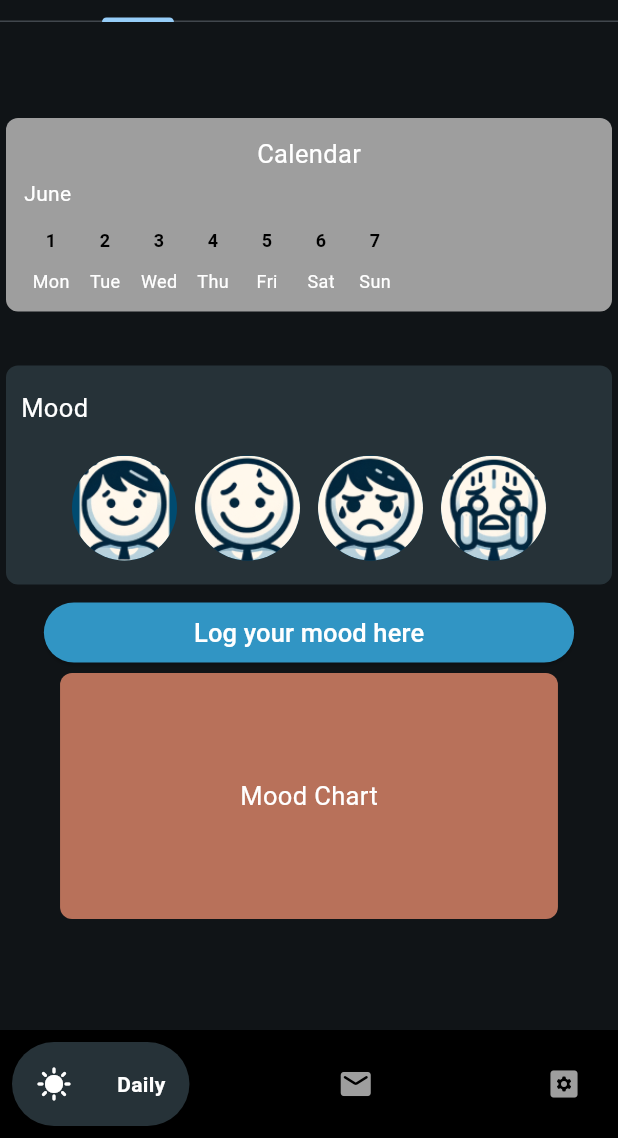
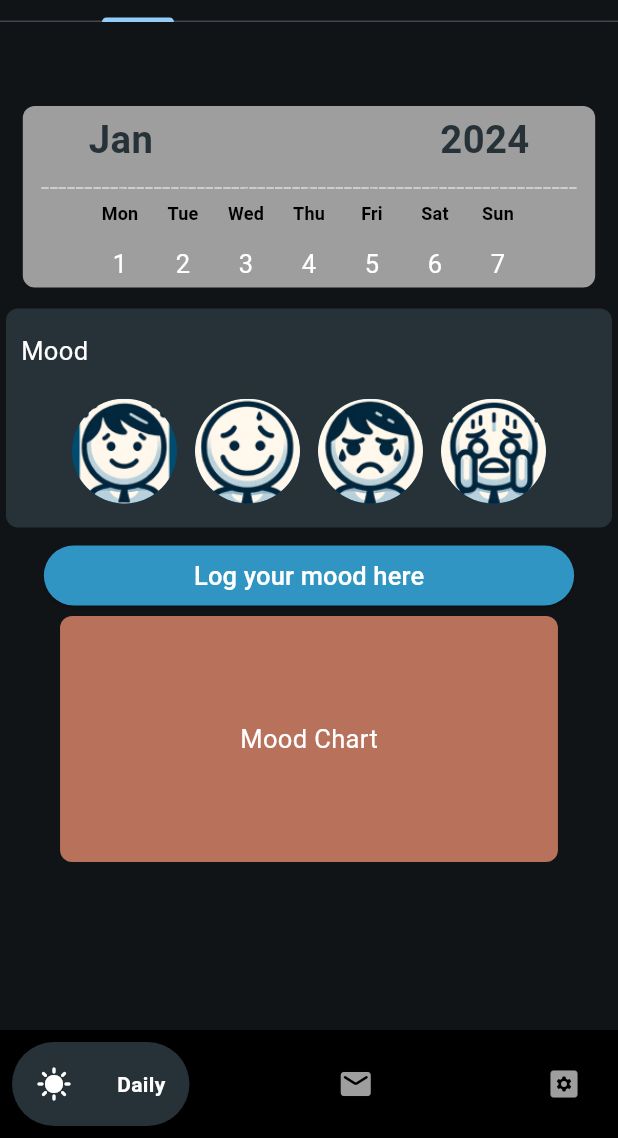
Before and after one commit to 51FanZzz/Mindease, a Flutter app: the MainSelection screen opened directly, on a phone screen of 412 x 824 dp, the part 98-1236 px from its top. Run offline on Flutter 3.47's test engine with Material 3 defaults, Android fonts, the phone set to English and light mode, and no system bars; drawn by our look-alikes of google_nav_bar.

Commit message:
Update DailyRoutine
Fixed and completeDailyTrackerPage. Now updated the basics of Routine page. Assets photo added

```diff
--- a/lib/DailyEntertainmentPage.dart
+++ b/lib/DailyEntertainmentPage.dart
@@ -5,9 +5,6 @@ class DailyEntertainmentPage extends StatelessWidget{
   @override
   Widget build(BuildContext context) {
     return Scaffold(
-      appBar: AppBar(
-        title: Text('Entertainment'),
-      ),
       body: Center(
         child: Text('Entertainment page'),
       ),
--- a/lib/DailyMonitorPage.dart
+++ b/lib/DailyMonitorPage.dart
@@ -1,13 +1,10 @@
 import 'package:flutter/cupertino.dart';
 import 'package:flutter/material.dart';
 
-class daily_monitor extends StatelessWidget{
+class DailyMonitorPage extends StatelessWidget{
   @override
   Widget build(BuildContext context) {
     return Scaffold(
-      appBar: AppBar(
-        title: Text('Monitor'),
-      ),
       body: Center(
         child: Text('Monitor Page'),
       ),
--- a/lib/DailyTrackerPage.dart
+++ b/lib/DailyTrackerPage.dart
@@ -1,5 +1,4 @@
 
-import 'package:fl_chart/fl_chart.dart';
 import 'package:flutter/cupertino.dart';
 import 'package:flutter/material.dart';
 import 'package:flutter/widgets.dart';
@@ -8,7 +7,6 @@ import 'package:ocd_app/main.dart';
 class DailyTrackerPage extends StatelessWidget {
   @override
   Widget build(BuildContext context) {
-    const double widgetTitleFontSize = 17;
 
     final List<String> moodImages = [
       'assets/images/Mood_normal.png',
@@ -36,33 +34,33 @@ class DailyTrackerPage extends StatelessWidget {
            Align(
             alignment: Alignment.topCenter,
             child: Container(
-                margin: EdgeInsets.symmetric(horizontal: 4.0, vertical: 8.0),
-                padding: EdgeInsets.symmetric(horizontal:12.0,vertical: 12.0), // the smaller the number the thinner vertically
+                margin: EdgeInsets.symmetric(horizontal: 4.0),
+                padding: EdgeInsets.symmetric(horizontal:12.0,vertical: 4.0), // the smaller the number the thinner vertically
                 decoration: BoxDecoration(
                   color: Grey,
                   borderRadius: BorderRadius.circular(8.0),
                 ),
                 child: Column(
-                  crossAxisAlignment: CrossAxisAlignment.start,
+                  crossAxisAlignment: CrossAxisAlignment.center,
                   children: [
-                    Center(
-                      child: Text(
-                        'Calendar',
+                       Text(
+                        'Jan                             2024',
+                        style: TextStyle(
+                          color: BlueGrey,
+                          fontSize: widgetTitleFontSize*1.5,
+                          fontWeight: FontWeight.bold,
+                        ),
+                      ),
+                      SizedBox(
+                        height: 15,
+                        child: Text('--------------------------------------------------------------',
                         style: TextStyle(
                           color: White,
-                          fontSize: widgetTitleFontSize,
+                          fontSize: 20
+                         )
                         ),
                       ),
-                    ),
-                    SizedBox(height: 4.0,),
-                    Text(
-                    'June',
-                    style: TextStyle(
-                      color: White,
-                      fontSize: 14.0,
-                    ),
-                  ),
-                  SizedBox(height: 8.0,),
+
                   SingleChildScrollView(
                     scrollDirection: Axis.horizontal,
                     child: Row(
@@ -77,10 +75,10 @@ class DailyTrackerPage extends StatelessWidget {
                             child: Column(
                               children: [
                                 CircleAvatar(
-                                  radius: 14.0,
+                                  radius: 17.0, // Adjust the size of overall elements in this page
                                   backgroundColor: Grey,
                                   child: Text(
-                                    dateNum[index],
+                                    weekDays[index],
                                     style: TextStyle(
                                       color: Black,
                                       fontSize: 12.0,
@@ -91,10 +89,10 @@ class DailyTrackerPage extends StatelessWidget {
                                 ),
                                 SizedBox(height: 4.0),
                                 Text(
-                                  weekDays[index],
+                                  dateNum[index],
                                   style: TextStyle(
                                     color: White,
-                                    fontSize: 12.0,
+                                    fontSize: 17.0,
                                   ),
                                 ),
                              ],
@@ -111,7 +109,7 @@ class DailyTrackerPage extends StatelessWidget {
               ),
              ),
 
-          SizedBox(height: normalSizedGap),
+          SizedBox(height: 6),
           Container(
             margin:EdgeInsets.symmetric(horizontal: 4.0, vertical: 8.0),
             padding: EdgeInsets.symmetric(horizontal: 10.0, vertical: 16.0),
--- a/lib/MainSelection.dart
+++ b/lib/MainSelection.dart
@@ -1,10 +1,12 @@
 import 'package:flutter/material.dart';
 import 'package:google_nav_bar/google_nav_bar.dart';
+import 'package:ocd_app/DailyMonitorPage.dart';
 import 'package:ocd_app/DailyRoutinePage.dart';
 import 'package:ocd_app/MainSocial.dart';
 import 'package:ocd_app/DailyTrackerPage.dart';
 import 'package:ocd_app/main.dart';
 import 'package:ocd_app/Profile.dart';
+import 'DailyEntertainmentPage.dart';
 import 'Settings.dart';
 
 
@@ -92,9 +94,9 @@ class _MainSelection extends State<MainSelection> with SingleTickerProviderState
           controller: _tabController,
             children: [
               DailyTrackerPage(),
-              Center(child: Text('Routine Support Page')),
-              Center(child: Text('Progress Monitor Pagelsalsl')),
-              Center(child: Text('Entertainment and Relaxation Page')),
+              DailyRoutinePage(),
+              DailyMonitorPage(),
+              DailyEntertainmentPage(),
                        ],
                     ) : _pageContents[_selectedIndex],
       bottomNavigationBar: Container( // bottom navigation bar setup
--- a/lib/main.dart
+++ b/lib/main.dart
@@ -21,6 +21,8 @@ Color Orange = Color.fromARGB(255, 184, 113, 90);
 const double normalSizedGap = 20;
 const double middleSizedGap = 25;
 const double largeSizedGap = 35;
+const double widgetTitleFontSize = 17;
+const double titleFontSize = 25;
 
 void main() {
   runApp(MyApp());
```
Also changed, not shown: lib/DailyRoutinePage.dart (+48 -6 lines).
